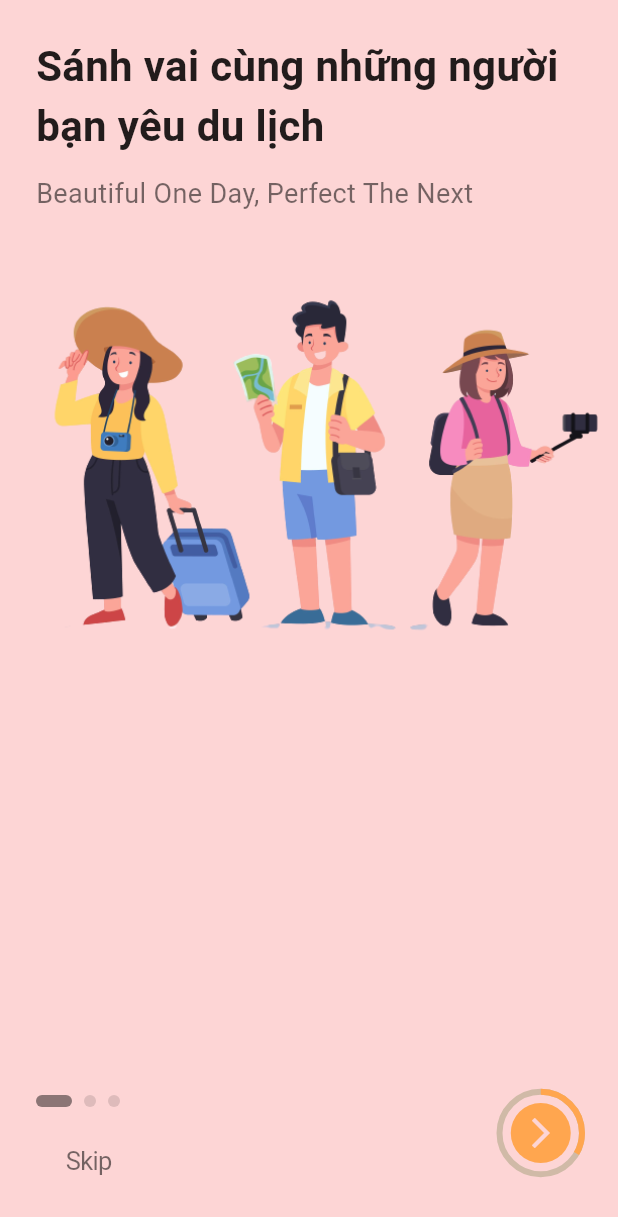
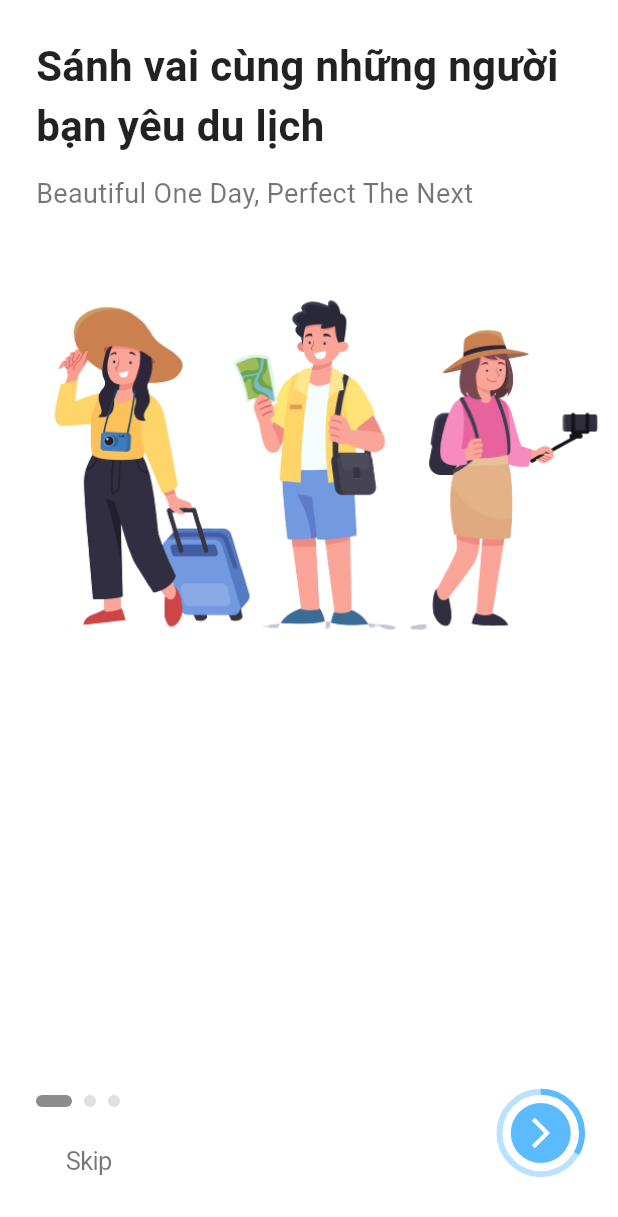
Before and after one commit to gtuan201/travel, a Flutter app: the screen it shows after launch, on a phone screen of 412 x 824 dp. Shown: the top 1217 px of the screen. Run offline on Flutter 3.47's test engine with Material 2 defaults, Android fonts, the phone set to English and light mode, and no system bars; our stand-ins replace badges, firebase_auth, firebase_core, flutter_map, flutter_svg, fluttertoast and 4 more; accounts and stored records are empty; Roboto replaces fonts that are missing (SF-Pro).

```diff
--- a/lib/model/onboarding.dart
+++ b/lib/model/onboarding.dart
@@ -6,15 +6,10 @@ class Onboarding {
   String title;
   String image;
   String description;
-  Color background;
-
-  Onboarding(this.title, this.image,this.description , this.background);
+  Onboarding(this.title, this.image,this.description);
 }
 List<Onboarding> contentsList = [
-  Onboarding("Sánh vai cùng những người bạn yêu du lịch", 'assets/images/onb3.png', 'Beautiful One Day, Perfect The Next',const Color(
-      0xfffdd5d5)),
-  Onboarding("Điểm đến thú vị, vui chơi thỏa thích", 'assets/images/onb1.png','Adventure Awaits, Go Find It', const Color(
-      0xfffde0c1)),
-  Onboarding("Làm hết mình, chơi hết tầm", 'assets/images/onb2.png','A Destination For The New Millennium', const Color(
-      0xfffff2b9)),
+  Onboarding("Sánh vai cùng những người bạn yêu du lịch", 'assets/images/onb3.png', 'Beautiful One Day, Perfect The Next'),
+  Onboarding("Điểm đến thú vị, vui chơi thỏa thích", 'assets/images/onb1.png','Adventure Awaits, Go Find It'),
+  Onboarding("Làm hết mình, chơi hết tầm", 'assets/images/onb2.png','A Destination For The New Millennium'),
 ];
--- a/lib/page/onboarding_screen.dart
+++ b/lib/page/onboarding_screen.dart
@@ -19,7 +19,7 @@ class _OnboardingState extends State<OnboardingScreen> {
   @override
   Widget build(BuildContext context) {
     return Scaffold(
-      backgroundColor: contentsList[currentIndex].background,
+      backgroundColor: Colors.white,
       body: SafeArea(
         child: Column(
           children: [
@@ -134,17 +134,17 @@ class _OnboardingState extends State<OnboardingScreen> {
                             width: 55,
                             child: CircularProgressIndicator(
                               value: percentage,
-                              backgroundColor: const Color(0xffd0baa7),
+                              backgroundColor: const Color(0xffbae2ff),
                               valueColor: const AlwaysStoppedAnimation<Color>(
-                                Color(0xffffa64f),
+                                Color(0xff5cbbff),
                               ),
                             ),
                           ),
-                          CircleAvatar(
-                            backgroundColor: const Color(0xffffa64f),
+                          const CircleAvatar(
+                            backgroundColor: Color(0xff5cbbff),
                             child: Icon(
                               Icons.arrow_forward_ios_outlined,
-                              color: contentsList[currentIndex].background,
+                              color: Colors.white,
                             ),
                           ),
                         ],
--- a/lib/page/sign_up.dart
+++ b/lib/page/sign_up.dart
@@ -117,6 +117,7 @@ class _SignUpState extends State<SignUpPage> {
                               });
                             },
                             decoration: InputDecoration(
+                                contentPadding: const EdgeInsets.symmetric(vertical: 0.0),
                                 label: const Text("Email"),
                                 labelStyle:
                                     const TextStyle(color: Colors.black54),
@@ -148,6 +149,7 @@ class _SignUpState extends State<SignUpPage> {
                               });
                             },
                             decoration: InputDecoration(
+                                contentPadding: const EdgeInsets.symmetric(vertical: 0.0),
                                 label: const Text("Tên của bạn"),
                                 labelStyle:
                                     const TextStyle(color: Colors.black54),
@@ -180,6 +182,7 @@ class _SignUpState extends State<SignUpPage> {
                               });
                             },
                             decoration: InputDecoration(
+                                contentPadding: const EdgeInsets.symmetric(vertical: 0.0),
                                 label: const Text("Mật khẩu"),
                                 labelStyle:
                                     const TextStyle(color: Colors.black54),
@@ -222,6 +225,7 @@ class _SignUpState extends State<SignUpPage> {
                               });
                             },
                             decoration: InputDecoration(
+                                contentPadding: const EdgeInsets.symmetric(vertical: 0.0),
                                 label: const Text("Nhập lại mật khẩu"),
                                 labelStyle:
                                     const TextStyle(color: Colors.black54),
```
Also changed, not shown: lib/component/custom_text_field.dart (added, +29 -0 lines), lib/page/home.dart (+121 -13 lines), lib/page/login.dart (+47 -30 lines), lib/page/main_page.dart (+10 -8 lines), pubspec.yaml (+8 -6 lines), assets/font/Belanosima-SemiBold.ttf (added), pubspec.lock, 1 other file.
